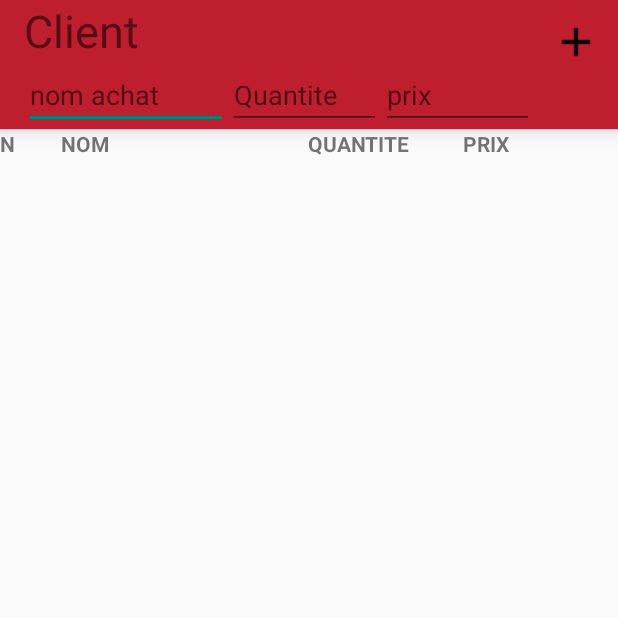
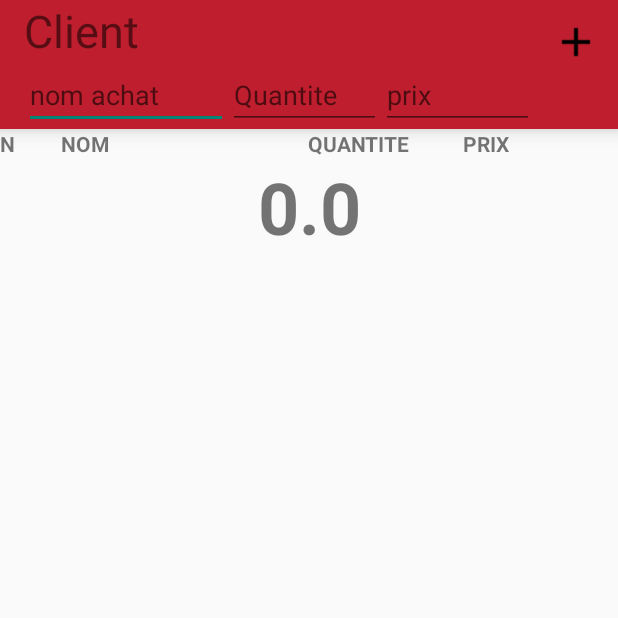
Before and after one commit to yassine315/PFE-YOS, an Android app: the Detaille screen opened directly, with no data from a screen before it, after a tap on "ajouter", on a phone screen of 412 x 824 dp, the top half of it. Run offline under Robolectric (Android 15) with nearby library versions, the phone set to English and light mode, and no system bars.

Commit message:
ameliorer l'affichache des achats

```diff
--- a/app/src/main/java/com/example/util/AdapterAchat.java
+++ b/app/src/main/java/com/example/util/AdapterAchat.java
@@ -17,12 +17,14 @@ import java.util.List;
 
 public class AdapterAchat extends ArrayAdapter<Achat> {
     HashMap<Achat, Integer> mIdMap = new HashMap<Achat, Integer>();
+    float somme;
 
     public AdapterAchat(@NonNull Context context, int resource, @NonNull List<Achat> objects) {
         super(context, resource, objects);
         for(int i=0; i<objects.size() ; i++){
             mIdMap.put(objects.get(i),i);
         }
+        somme = sommeAchats();
     }
 
     @Override
@@ -47,7 +49,19 @@ public class AdapterAchat extends ArrayAdapter<Achat> {
         return rowView;
     }
     public void add(Achat achat){
+        super.add(achat);
         mIdMap.put(achat,mIdMap.size());
+        somme += achat.getPrix();
+
+    }
+    public  float getSomme(){return somme;}
+
+    public float sommeAchats(){
+        float somme = 0;
+        for(int i=0 ; i<mIdMap.size();i++){
+            somme += getItem(i).getPrix();
+        }
+        return  somme;
     }
 
 }
--- a/app/src/main/java/com/example/util/DialogAddClient.java
+++ b/app/src/main/java/com/example/util/DialogAddClient.java
@@ -43,7 +43,6 @@ public class DialogAddClient extends DialogFragment {
                 DaoMolhanot daoMolhanot = new DaoMolhanot(getContext());
                 if(!(name.equals("")|| prenom.equals("") || tele.equals(""))) {
                     long l = daoMolhanot.ajouterClient(client);
-                    Toast.makeText(getContext(), l + " ligne existe dans la base", Toast.LENGTH_SHORT).show();
 
                 }
                 getActivity().finish();
--- a/app/src/main/java/com/example/yassinetest/Detaille.java
+++ b/app/src/main/java/com/example/yassinetest/Detaille.java
@@ -28,7 +28,7 @@ public class Detaille extends AppCompatActivity {
     private int idClient;
     private final int idMolahanot = 1;
     ListView listView;
-    AdapterAchat adapterAchat;
+    AdapterAchat adapterAchat ;
 
     @Override
     protected void onCreate(Bundle savedInstanceState) {
@@ -45,7 +45,6 @@ public class Detaille extends AppCompatActivity {
         LayoutInflater layoutInflater = LayoutInflater.from(this);
         layoutInflater.inflate(R.layout.form_ajout_achat, toolbarDetaille);
         setSupportActionBar(toolbarDetaille);
-
     }
 
 
@@ -57,6 +56,7 @@ public class Detaille extends AppCompatActivity {
          adapterAchat = new AdapterAchat(this,android.R.layout.simple_list_item_1,listAchats);
         listView = findViewById(R.id.list_achats);
         listView.setAdapter(adapterAchat);
+        ((TextView)findViewById(R.id.somme_prix)).setText(Float.toString(adapterAchat.sommeAchats()));
     }
 
 
@@ -77,7 +77,8 @@ public class Detaille extends AppCompatActivity {
         //noinspection SimplifiableIfStatement
         if (id == R.id.action_ajouter_achat) {
             String nom = ((EditText) findViewById(R.id.input_achat)).getText().toString();
-            float prix = Float.parseFloat(((EditText)findViewById(R.id.input_prix_achat)).getText().toString());
+            String strFloat = ((EditText)findViewById(R.id.input_prix_achat)).getText().toString();
+            float prix = Float.parseFloat(strFloat.equals("")?"0":strFloat);
             String quantite = ((EditText) findViewById(R.id.input_quantite)).getText().toString();
 
             Achat achat = new Achat(nom, quantite, prix, -1, idClient, idMolahanot);
@@ -88,8 +89,8 @@ public class Detaille extends AppCompatActivity {
                 daoAchat.ajouterAchat(achat);
                 adapterAchat.add(achat);
                 listView.setAdapter(adapterAchat);
-
-            }
+                ((TextView)findViewById(R.id.somme_prix)).setText(Float.toString(adapterAchat.getSomme()));
+                }
 
             return true;
         }
--- a/app/src/main/res/layout/detaille.xml
+++ b/app/src/main/res/layout/detaille.xml
@@ -1,49 +1,53 @@
 <?xml version="1.0" encoding="utf-8"?>
 <LinearLayout xmlns:android="http://schemas.android.com/apk/res/android"
-    xmlns:app="http://schemas.android.com/apk/res-auto"
-    android:orientation="vertical"
     android:layout_width="match_parent"
-    android:layout_height="match_parent">
+    android:layout_height="match_parent"
+    android:orientation="vertical">
 
     <android.support.v7.widget.Toolbar
         android:id="@+id/toolbar_detaille"
-        android:layout_width = "match_parent"
-        android:layout_height = "wrap_content"
-        android:background = "@color/colorPrimary"
         style="@style/HeaderBar"
-        android:elevation = "8dp"
-        android:theme = "@style/ThemeOverlay.AppCompat.ActionBar"
-         />
+        android:layout_width="match_parent"
+        android:layout_height="wrap_content"
+        android:background="@color/colorPrimary"
+        android:elevation="8dp"
+        android:theme="@style/ThemeOverlay.AppCompat.ActionBar"/>
 
     <TableLayout
-        android:layout_width="match_parent" android:layout_height="wrap_content">
+        android:layout_width="match_parent"
+        android:layout_height="wrap_content">
+
         <TableRow
-            android:layout_height="wrap_content"
-            android:layout_width="match_parent">
+            android:layout_width="match_parent"
+            android:layout_height="wrap_content">
+
             <TextView
+                android:id="@+id/id_achat"
+                android:layout_weight=".10"
+                android:width="0dp"
                 android:text="N"
-                android:textStyle="bold"
-                android:id="@+id/id_achat"
+                android:textStyle="bold" />
+
+            <TextView
+                android:id="@+id/nom_achat"
+                android:layout_weight=".40"
                 android:width="0dp"
-                android:layout_weight=".10" />
+                android:text="NOM"
+                android:textStyle="bold" />
+
             <TextView
-                android:text="NOM"
-                android:textStyle="bold"
-                android:id="@+id/nom_achat"
-                android:width="0dp"
-                android:layout_weight=".40" />
-            <TextView
-                android:text="QUANTITE"
-                android:textStyle="bold"
                 android:id="@+id/quantite_achat"
                 android:layout_width="0dp"
-                android:layout_weight=".25"/>
+                android:layout_weight=".25"
+                android:text="QUANTITE"
+                android:textStyle="bold" />
+
             <TextView
+                android:id="@+id/prix_achat"
+                android:layout_weight=".25"
+                android:width="0dp"
                 android:text="PRIX"
-                android:textStyle="bold"
-                android:id="@+id/prix_achat"
-                android:width="0dp"
-                android:layout_weight=".25" />
+                android:textStyle="bold" />
         </TableRow>
     </TableLayout>
 
@@ -51,4 +55,12 @@
         android:id="@+id/list_achats"
         android:layout_width="match_parent"
         android:layout_height="wrap_content"></ListView>
+
+    <TextView
+        android:id="@+id/somme_prix"
+        android:layout_width="match_parent"
+        android:layout_height="wrap_content"
+        android:textAlignment="center"
+        android:textStyle="bold"
+        android:textSize="@android:dimen/app_icon_size" />
 </LinearLayout>
```
